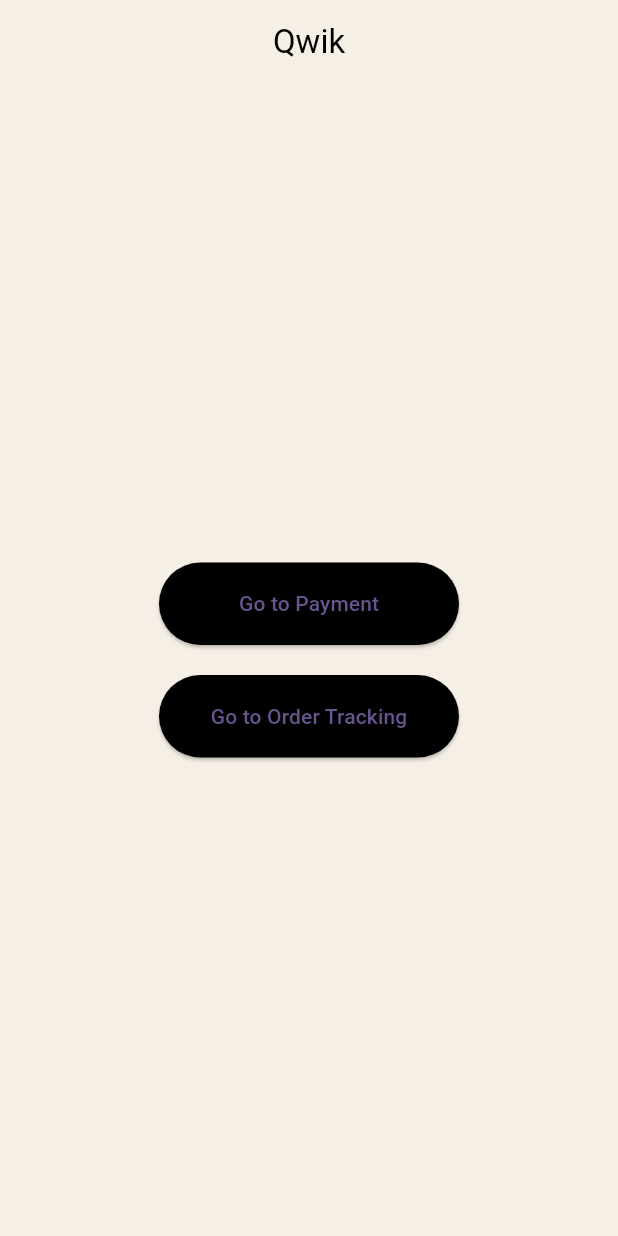
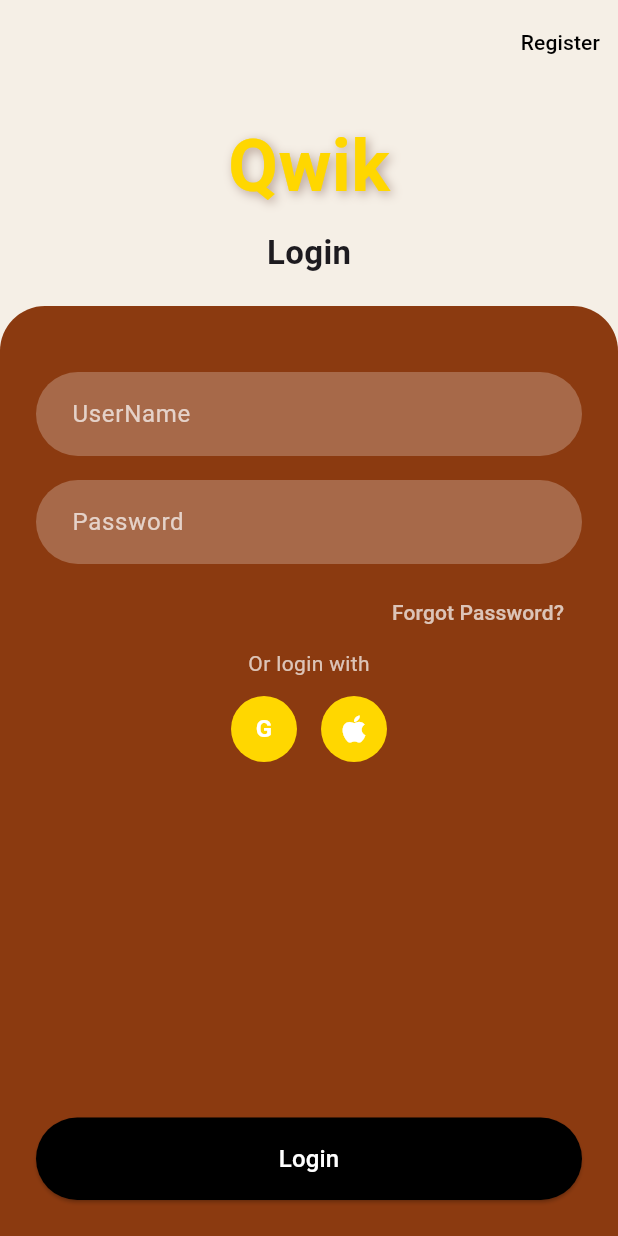
Before and after one commit to Devedemana/Qwik, a Flutter app: the screen it shows after launch, on a phone screen of 412 x 824 dp. Run offline on Flutter 3.47's test engine with Material 3 defaults, Android fonts, the light colour scheme and no system bars.

Commit message:
All the pages

```diff
--- /dev/null
+++ b/mobile_app/lib/Frontend/login_screen.dart
@@ -0,0 +1,140 @@
+import 'package:flutter/material.dart';
+import 'success_screen.dart';
+
+class LoginScreen extends StatelessWidget {
+  const LoginScreen({super.key});
+
+  @override
+  Widget build(BuildContext context) {
+    return Scaffold(
+      backgroundColor: const Color(0xFFF5EFE6),
+      appBar: AppBar(
+        backgroundColor: Colors.transparent,
+        elevation: 0,
+        actions: [
+          TextButton(
+            onPressed: () {},
+            child: const Text("Register", style: TextStyle(color: Colors.black)),
+          ),
+        ],
+      ),
+      body: Column(
+        children: [
+          const SizedBox(height: 20),
+          Center(
+            child: Text(
+              "Qwik",
+              style: TextStyle(
+                fontSize: 48,
+                fontWeight: FontWeight.bold,
+                color: const Color(0xFFFFD700),
+                shadows: [
+                  Shadow(
+                    blurRadius: 8,
+                    color: Colors.brown.withOpacity(0.5),
+                    offset: const Offset(2, 2),
+                  ),
+                ],
+              ),
+            ),
+          ),
+          const SizedBox(height: 8),
+          const Text("Login", style: TextStyle(fontSize: 22, fontWeight: FontWeight.bold)),
+          const SizedBox(height: 20),
+          Expanded(
+            child: Container(
+              width: double.infinity,
+              padding: const EdgeInsets.all(24),
+              decoration: const BoxDecoration(
+                color: Color(0xFF8B3A10),
+                borderRadius: BorderRadius.only(
+                  topLeft: Radius.circular(30),
+                  topRight: Radius.circular(30),
+                ),
+              ),
+              child: Column(
+                children: [
+                  const SizedBox(height: 20),
+                  _inputField("UserName"),
+                  const SizedBox(height: 16),
+                  _inputField("Password", obscure: true),
+                  const SizedBox(height: 8),
+                  Align(
+                    alignment: Alignment.centerRight,
+                    child: TextButton(
+                      onPressed: () {},
+                      child: const Text("Forgot Password?",
+                          style: TextStyle(color: Colors.white70)),
+                    ),
+                  ),
+                  const Text("Or login with",
+                      style: TextStyle(color: Colors.white70)),
+                  const SizedBox(height: 12),
+                  Row(
+                    mainAxisAlignment: MainAxisAlignment.center,
+                    children: [
+                      _socialButton("G", const Color(0xFFFFD700)),
+                      const SizedBox(width: 16),
+                      _socialButton("", const Color(0xFFFFD700),
+                          icon: Icons.apple),
+                    ],
+                  ),
+                  const Spacer(),
+                  ElevatedButton(
+                    style: ElevatedButton.styleFrom(
+                      backgroundColor: Colors.black,
+                      minimumSize: const Size(double.infinity, 55),
+                      shape: RoundedRectangleBorder(
+                        borderRadius: BorderRadius.circular(30),
+                      ),
+                    ),
+                    onPressed: () {
+                      Navigator.push(
+                        context,
+                        MaterialPageRoute(
+                            builder: (_) => const SuccessScreen()),
+                      );
+                    },
+                    child: const Text("Login",
+                        style: TextStyle(color: Colors.white, fontSize: 16)),
+                  ),
+                ],
+              ),
+            ),
+          ),
+        ],
+      ),
+    );
+  }
+
+  Widget _inputField(String hint, {bool obscure = false}) {
+    return TextField(
+      obscureText: obscure,
+      decoration: InputDecoration(
+        hintText: hint,
+        hintStyle: const TextStyle(color: Colors.white70),
+        filled: true,
+        fillColor: Colors.white24,
+        border: OutlineInputBorder(
+          borderRadius: BorderRadius.circular(30),
+          borderSide: BorderSide.none,
+        ),
+        contentPadding:
+            const EdgeInsets.symmetric(horizontal: 20, vertical: 16),
+      ),
+      style: const TextStyle(color: Colors.white),
+    );
+  }
+
+  Widget _socialButton(String label, Color color, {IconData? icon}) {
+    return CircleAvatar(
+      backgroundColor: color,
+      radius: 22,
+      child: icon != null
+          ? Icon(icon, color: Colors.white)
+          : Text(label,
+              style: const TextStyle(
+                  fontWeight: FontWeight.bold, color: Colors.white)),
+    );
+  }
+}
--- a/mobile_app/lib/main.dart
+++ b/mobile_app/lib/main.dart
@@ -122,12 +122,8 @@
 // }
 
 
-
-
-
 import 'package:flutter/material.dart';
-import 'Frontend/oder_tracking.dart';
-import 'Frontend/payment.dart';
+import 'Frontend/splash_screen.dart';
 
 void main() {
   runApp(const MyApp());
@@ -140,67 +136,11 @@ class MyApp extends StatelessWidget {
   Widget build(BuildContext context) {
     return MaterialApp(
       title: 'Qwik App',
+      debugShowCheckedModeBanner: false,
       theme: ThemeData(
         colorScheme: ColorScheme.fromSeed(seedColor: Colors.deepPurple),
       ),
-      home: const HomePage(),
+      home: const SplashScreen(),
     );
   }
 }
-
-class HomePage extends StatelessWidget {
-  const HomePage({super.key});
-
-  @override
-  Widget build(BuildContext context) {
-    return Scaffold(
-      backgroundColor: const Color(0xFFF5EFE6),
-      appBar: AppBar(
-        backgroundColor: Colors.transparent,
-        elevation: 0,
-        title: const Text("Qwik", style: TextStyle(color: Colors.black)),
-        centerTitle: true,
-      ),
-      body: Center(
-        child: Column(
-          mainAxisAlignment: MainAxisAlignment.center,
-          children: [
-            ElevatedButton(
-              style: ElevatedButton.styleFrom(
-                backgroundColor: Colors.black,
-                minimumSize: const Size(200, 55),
-                shape: RoundedRectangleBorder(
-                  borderRadius: BorderRadius.circular(30),
-                ),
-              ),
-              onPressed: () {
-                Navigator.push(
-                  context,
-                  MaterialPageRoute(builder: (_) => const PaymentPage()),
-                );
-              },
-              child: const Text("Go to Payment"),
-            ),
-            const SizedBox(height: 20),
-            ElevatedButton(
-              style: ElevatedButton.styleFrom(
-                backgroundColor: Colors.black,
-                minimumSize: const Size(200, 55),
-                shape: RoundedRectangleBorder(
-                  borderRadius: BorderRadius.circular(30),
-                ),
-              ),
-              onPressed: () {
-                Navigator.push(
-                  context,
-                  MaterialPageRoute(builder: (_) => const OrderTrackingPage()),
-                );
-              },
-              child: const Text("Go to Order Tracking"),
-            ),
-          ],
-        ),
-      ),
-    );
-  }
-}
```
Also changed, not shown: mobile_app/lib/Frontend/payment.dart (+7 -1 lines), mobile_app/lib/Frontend/splash_screen.dart (added, +46 -0 lines), mobile_app/lib/Frontend/success_screen.dart (added, +66 -0 lines).
